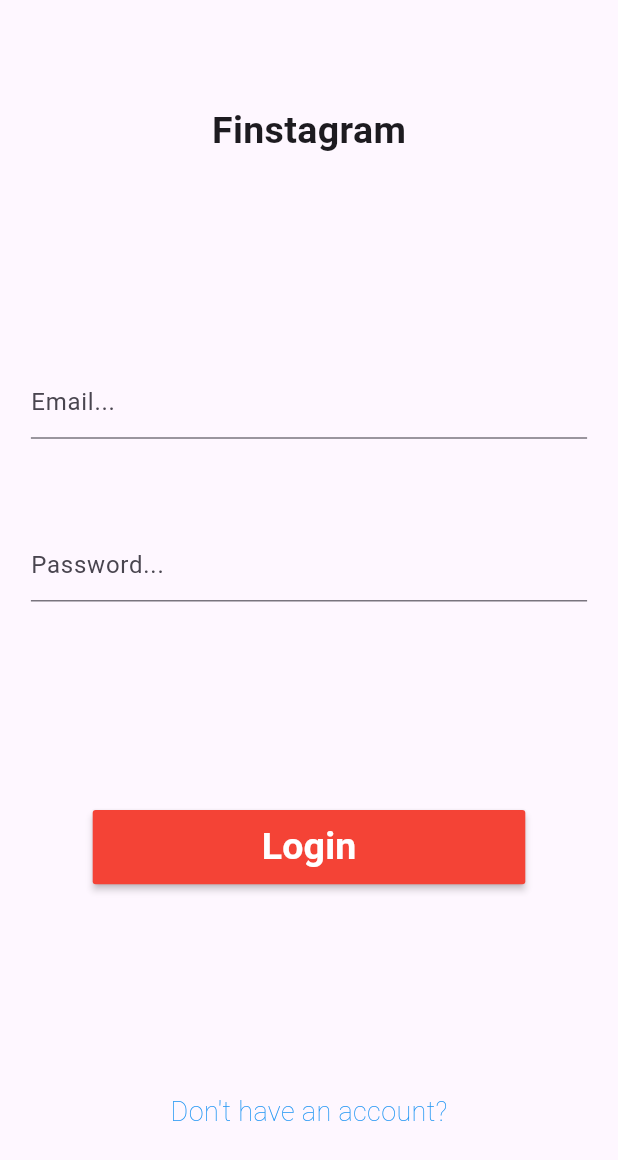
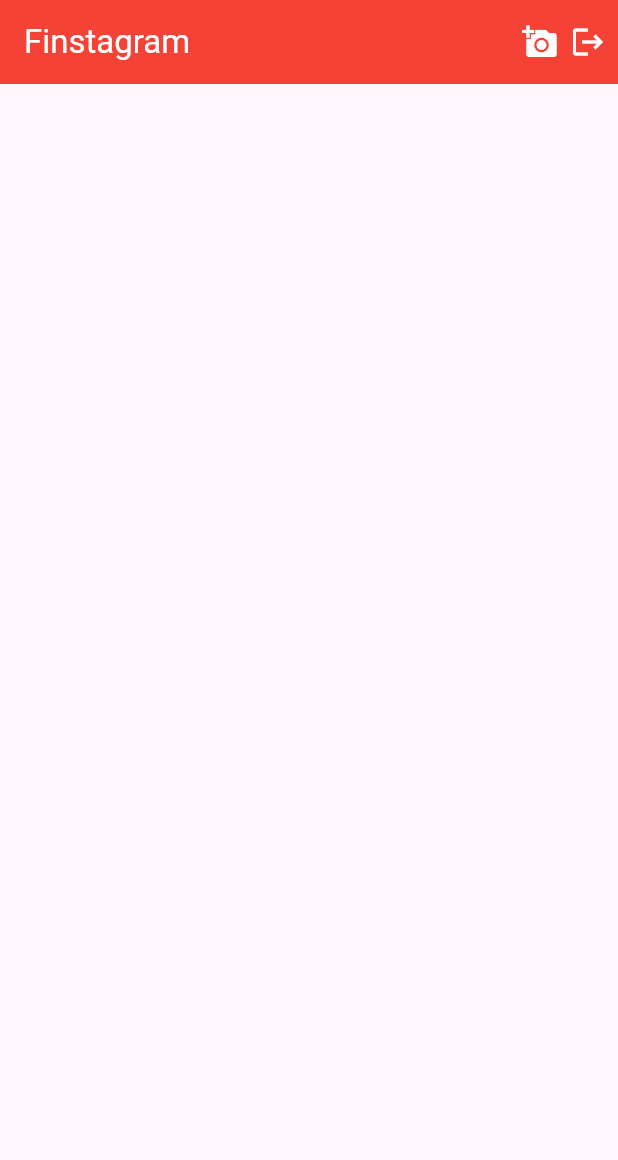
Before and after one commit to Prathamesh-1011/Finstagram, a Flutter app: the screen it shows after launch, on a phone screen of 412 x 824 dp. Shown: the top 1160 px of the screen. Run offline on Flutter 3.47's test engine with Material 3 defaults, Android fonts, the phone set to English and light mode, and no system bars; our stand-ins replace file_picker.

Commit message:
Adding action bar in home page

```diff
--- a/lib/main.dart
+++ b/lib/main.dart
@@ -1,3 +1,4 @@
+import 'package:finstagram/pages/home_page.dart';
 import 'package:finstagram/pages/login_page.dart';
 import 'package:finstagram/pages/register_page.dart';
 import 'package:flutter/material.dart';
@@ -17,10 +18,11 @@ class MyApp extends StatelessWidget {
         primarySwatch: Colors.red,
         useMaterial3: true,
       ),
-      initialRoute: "login",
+      initialRoute: "home",
       routes: {
         "register": (context) => RegisterPage(),
         "login": (context) => LoginPage(),
+        "home": (context) => HomePage(),
       },
     );
   }
--- /dev/null
+++ b/lib/pages/home_page.dart
@@ -0,0 +1,47 @@
+import 'package:flutter/material.dart';
+
+class HomePage extends StatefulWidget {
+  @override
+  State<StatefulWidget> createState() {
+    return _HomePageState();
+  }
+}
+
+class _HomePageState extends State<HomePage> {
+  @override
+  Widget build(BuildContext context) {
+    return Scaffold(
+      appBar: AppBar(
+        backgroundColor: Colors.red,
+        title: const Text(
+          "Finstagram",
+          style: TextStyle(
+            color: Colors.white,
+          ),
+        ),
+        actions: [
+          GestureDetector(
+            onTap: () {},
+            child: const Icon(
+              Icons.add_a_photo,
+              color: Colors.white,
+            ),
+          ),
+          Padding(
+            padding: const EdgeInsets.only(
+              left: 8.0,
+              right: 8.0,
+            ),
+            child: GestureDetector(
+              onTap: () {},
+              child: const Icon(
+                Icons.logout,
+                color: Colors.white,
+              ),
+            ),
+          ),
+        ],
+      ),
+    );
+  }
+}
--- a/lib/pages/register_page.dart
+++ b/lib/pages/register_page.dart
@@ -152,7 +152,7 @@ class _RegisterPageState extends State<RegisterPage> {
 
   Widget _registerButton() {
     return MaterialButton(
-      onPressed: () {},
+      onPressed: _registerUser,
       minWidth: _deviceWidth! * 0.50,
       height: _deviceHeight! * 0.05,
       color: Colors.red,
@@ -166,4 +166,10 @@ class _RegisterPageState extends State<RegisterPage> {
       ),
     );
   }
+
+  void _registerUser() {
+    if (_registerFormKey.currentState!.validate() && _image != null) {
+      _registerFormKey.currentState!.save();
+    }
+  }
 }
```
